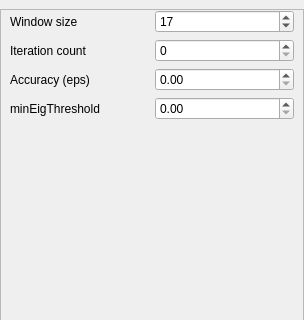
Above: Src/View/TrackerParameterView.ui from BioroboticsLab/biotracker_lucasKanade before the change; both pictures show x 0 to 304 and y 0 to 320 of the 304 by 481 pixel window. Below: the same form after it.
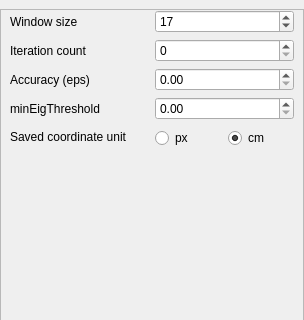
That is the form after the change.

Commit message: adds switchable coordinate unit

Diff of the .ui file:
```diff
--- a/Src/View/TrackerParameterView.ui
+++ b/Src/View/TrackerParameterView.ui
@@ -143,6 +143,47 @@
            </item>
           </layout>
          </item>
+         <item>
+          <layout class="QHBoxLayout" name="horizontalLayout_3">
+           <item>
+            <widget class="QLabel" name="label_5">
+             <property name="text">
+              <string>Saved coordinate unit</string>
+             </property>
+            </widget>
+           </item>
+           <item>
+            <layout class="QHBoxLayout" name="horizontalLayout_7">
+             <property name="spacing">
+              <number>6</number>
+             </property>
+             <property name="topMargin">
+              <number>2</number>
+             </property>
+             <item>
+              <widget class="QRadioButton" name="rbPx">
+               <property name="text">
+                <string>px</string>
+               </property>
+               <property name="checked">
+                <bool>false</bool>
+               </property>
+              </widget>
+             </item>
+             <item>
+              <widget class="QRadioButton" name="rbCm">
+               <property name="text">
+                <string>cm</string>
+               </property>
+               <property name="checked">
+                <bool>true</bool>
+               </property>
+              </widget>
+             </item>
+            </layout>
+           </item>
+          </layout>
+         </item>
          <item>
           <spacer name="verticalSpacer">
            <property name="orientation">
```
The commit also changes 8 other files.
